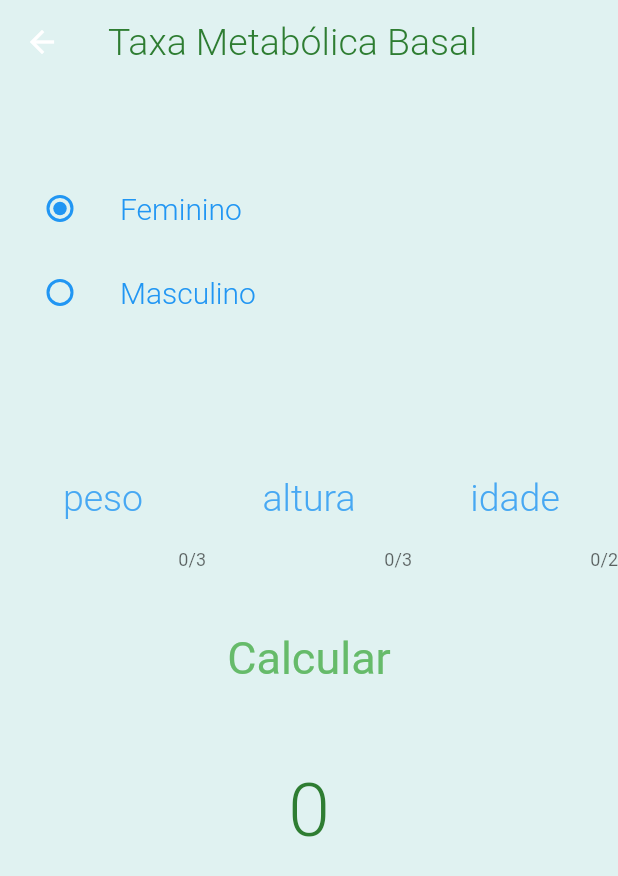
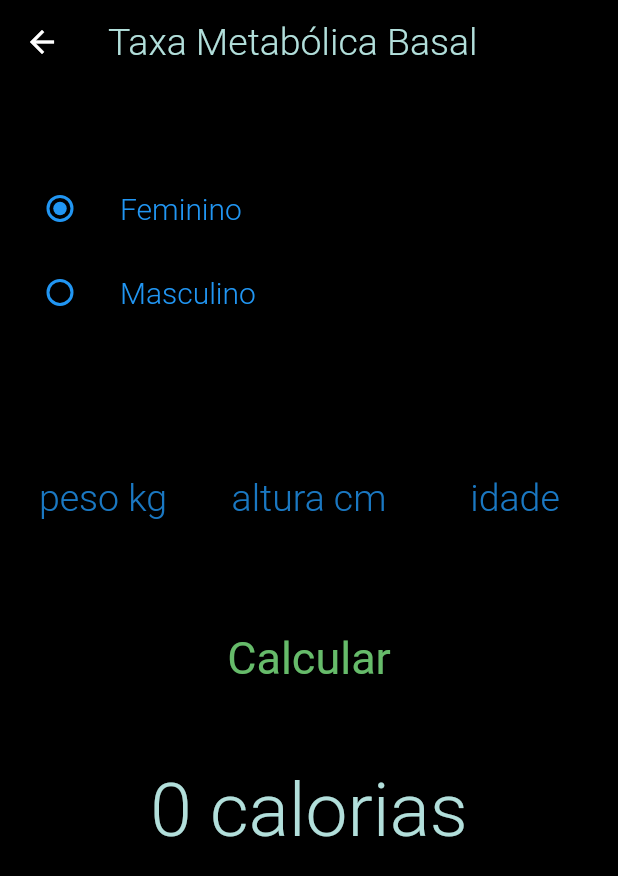
Before and after one commit to DeeFialho/trabalho-mobile, a Flutter app: the screen it shows after launch, after a tap on "Cálculo TMB", on a phone screen of 412 x 824 dp. Shown: the top 876 px of the screen. Run offline on Flutter 3.47's test engine with Material 2 defaults, Android fonts, the phone set to English and light mode, and no system bars.

Commit message:
Modificações de interface

```diff
--- a/health_calc/lib/constants/app_constants.dart
+++ b/health_calc/lib/constants/app_constants.dart
@@ -1,6 +1,6 @@
 import 'package:flutter/material.dart';
 
-final lightBlue = Colors.blue;
-final deepOrange = Colors.green[800];
-final lightOrange = Colors.green[400];
-final fadedBlack = Colors.teal[50];
+final primaryColor = Colors.blue;
+final titleColor = Colors.teal[100];
+final secondaryColor = Colors.green[400];
+final backgroundColor = Colors.black;
--- a/health_calc/lib/constants/text_style.dart
+++ b/health_calc/lib/constants/text_style.dart
@@ -2,16 +2,16 @@
 import 'package:flutter/material.dart';
 
 final titleStyle =
-    TextStyle(fontSize: 25, color: deepOrange, fontWeight: FontWeight.w300);
+    TextStyle(fontSize: 25, color: titleColor, fontWeight: FontWeight.w300);
 final mainTextStyle =
-    TextStyle(fontSize: 25, fontWeight: FontWeight.w300, color: lightBlue);
+    TextStyle(fontSize: 25, fontWeight: FontWeight.w300, color: primaryColor);
 final hintTextStyle = TextStyle(
     fontSize: 25,
     fontWeight: FontWeight.w300,
-    color: lightBlue.withOpacity(.8));
+    color: primaryColor.withOpacity(.8));
 final buttonTextStyle =
-    TextStyle(fontSize: 30, fontWeight: FontWeight.w400, color: lightOrange);
+    TextStyle(fontSize: 30, fontWeight: FontWeight.w400, color: secondaryColor);
 final resultTextStyle =
-    TextStyle(fontSize: 50, fontWeight: FontWeight.w300, color: deepOrange);
+    TextStyle(fontSize: 50, fontWeight: FontWeight.w300, color: titleColor);
 final radioStyle =
-    TextStyle(fontSize: 20, fontWeight: FontWeight.w300, color: lightBlue);
+    TextStyle(fontSize: 20, fontWeight: FontWeight.w300, color: primaryColor);
--- a/health_calc/lib/screens/home.dart
+++ b/health_calc/lib/screens/home.dart
@@ -23,7 +23,6 @@
     return MediaQuery.of(context).size.height;
   }
 
-
   @override
   Widget build(BuildContext context) {
     return Scaffold(
@@ -40,18 +39,12 @@
         backgroundColor: Colors.transparent,
         elevation: 0,
       ),
-      backgroundColor: fadedBlack,
+      backgroundColor: backgroundColor,
       body: Center(
         child: Column(
           mainAxisAlignment: MainAxisAlignment.center,
           crossAxisAlignment: CrossAxisAlignment.center,
           children: [
-            SizedBox(
-              height: getScreenHeight(context) / 5,
-            ),
-            SizedBox(
-              height: getScreenHeight(context) / 10,
-            ),
             ElevatedButton(
               child: Text('Cálculo TMB'),
               style: ElevatedButton.styleFrom(
--- a/health_calc/lib/screens/tmb.dart
+++ b/health_calc/lib/screens/tmb.dart
@@ -63,7 +63,7 @@
         backgroundColor: Colors.transparent,
         elevation: 0,
       ),
-      backgroundColor: fadedBlack,
+      backgroundColor: backgroundColor,
       body: SingleChildScrollView(
         child: Column(
           children: [
@@ -118,7 +118,7 @@
                     maxLength: 3,
                     decoration: InputDecoration(
                       border: InputBorder.none,
-                      hintText: "peso",
+                      hintText: "peso kg",
                       hintStyle: hintTextStyle,
                     ),
                   ),
@@ -133,7 +133,7 @@
                     maxLength: 3,
                     decoration: InputDecoration(
                       border: InputBorder.none,
-                      hintText: "altura",
+                      hintText: "altura cm",
                       hintStyle: hintTextStyle,
                     ),
                   ),
@@ -179,7 +179,7 @@
             ),
             Container(
               child: Text(
-                _tmb.toStringAsFixed(0),
+                _tmb.toStringAsFixed(0) + " calorias",
                 style: resultTextStyle,
               ),
             ),
```
Also changed, not shown: health_calc/lib/screens/agua.dart (+5 -8 lines), health_calc/lib/screens/imc.dart (+7 -9 lines).
